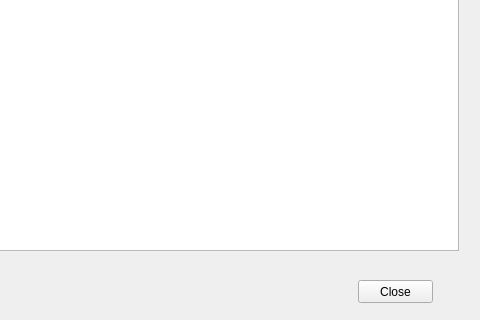
The window that ProjectbuildPc/Ui/History.ui (lomamaster/pyqt5_finalP) describes before a commit, drawn with Qt 5; both pictures show x 212 to 692 and y 220 to 540 of the 692 by 540 pixel window.
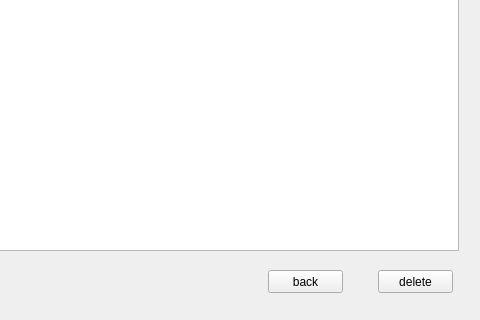
The same window after the commit.

```diff
--- a/ProjectbuildPc/Ui/History.ui
+++ b/ProjectbuildPc/Ui/History.ui
@@ -13,19 +13,6 @@
   <property name="windowTitle">
    <string>Form</string>
   </property>
-  <widget class="QPushButton" name="pushButton">
-   <property name="geometry">
-    <rect>
-     <x>570</x>
-     <y>500</y>
-     <width>75</width>
-     <height>23</height>
-    </rect>
-   </property>
-   <property name="text">
-    <string>Close</string>
-   </property>
-  </widget>
   <widget class="QTableWidget" name="tableWidget">
    <property name="geometry">
     <rect>
@@ -49,6 +36,32 @@
     <string>History</string>
    </property>
   </widget>
+  <widget class="QPushButton" name="pushdelete">
+   <property name="geometry">
+    <rect>
+     <x>590</x>
+     <y>490</y>
+     <width>75</width>
+     <height>23</height>
+    </rect>
+   </property>
+   <property name="text">
+    <string>delete</string>
+   </property>
+  </widget>
+  <widget class="QPushButton" name="pushBack">
+   <property name="geometry">
+    <rect>
+     <x>480</x>
+     <y>490</y>
+     <width>75</width>
+     <height>23</height>
+    </rect>
+   </property>
+   <property name="text">
+    <string>back</string>
+   </property>
+  </widget>
  </widget>
  <resources/>
  <connections/>
```
Left out of the diff: 6 changed lines with no effect on the pictures.
